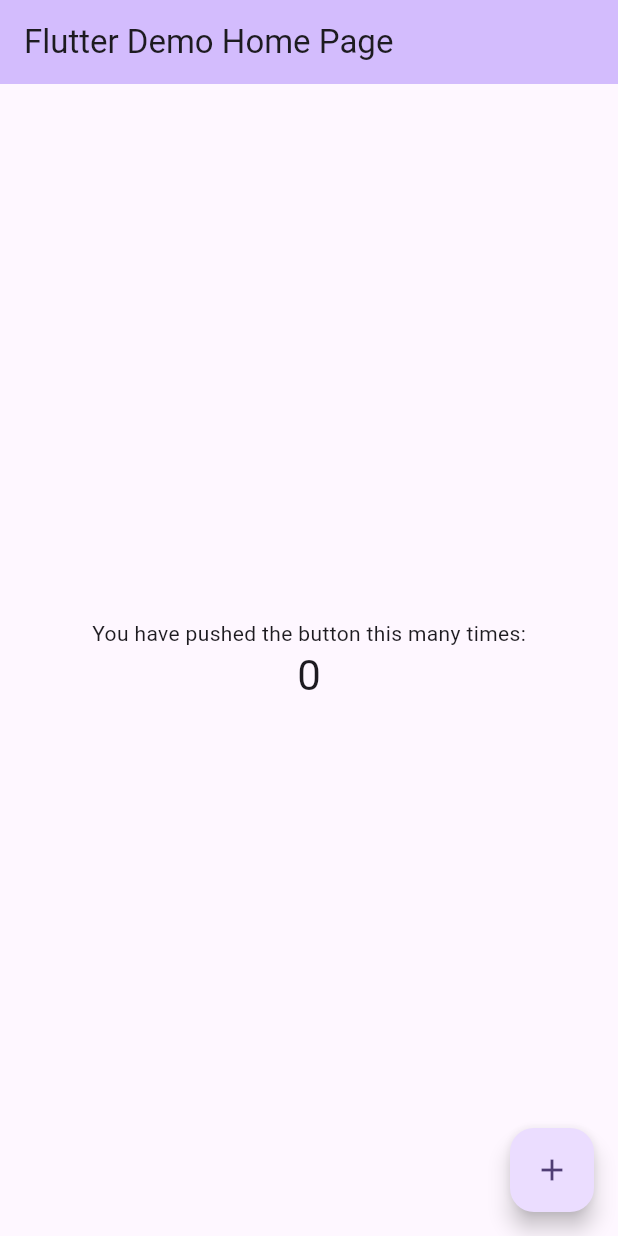
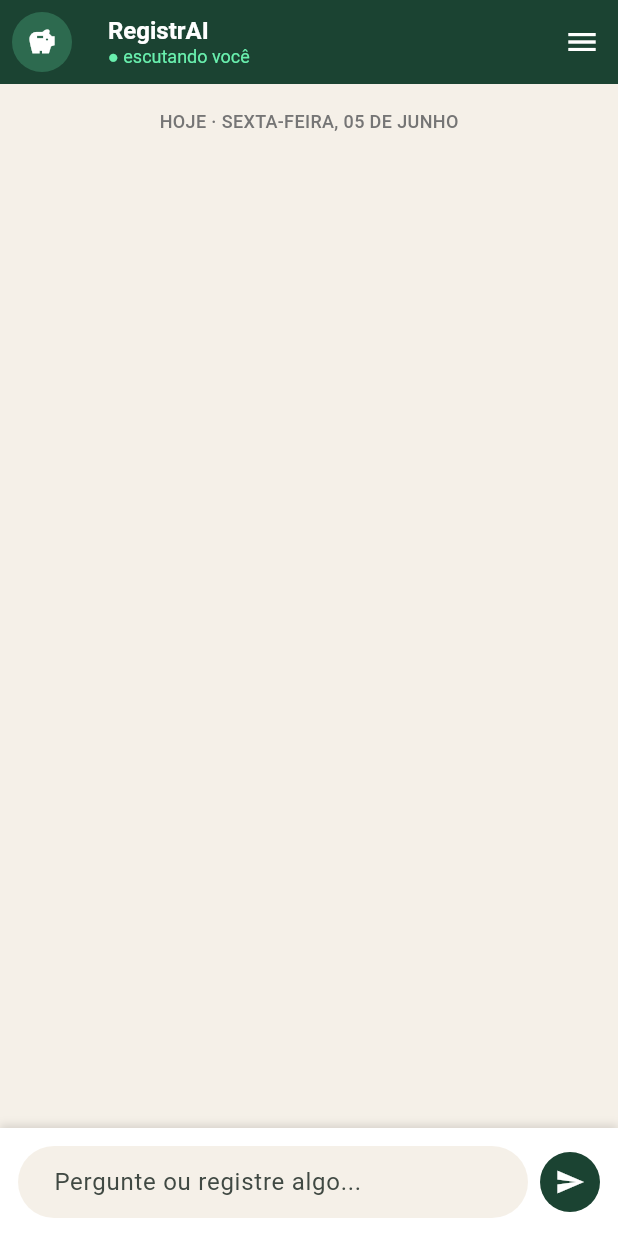
Before and after one commit to bedornelles/finance-ai-app, a Flutter app: the screen it shows after launch, on a phone screen of 412 x 824 dp. Run offline on Flutter 3.47's test engine with Material 3 defaults, Android fonts, the phone set to English and light mode, and no system bars; our stand-ins replace go_router.

Commit message:
feat: pagina do chat criada - realizando testes com a ia -

```diff
--- a/lib/main.dart
+++ b/lib/main.dart
@@ -1,122 +1,39 @@
+import 'dart:ui';
+import 'package:intl/date_symbol_data_local.dart';
+
 import 'package:flutter/material.dart';
+import 'package:provider/provider.dart';
+import 'package:registrai/providers/chat_provider.dart';
+import 'package:registrai/providers/dashboard_provider.dart';
+import 'package:registrai/routes/app_routes.dart';
 
-void main() {
+void main () async{
+  WidgetsFlutterBinding.ensureInitialized();
+  await initializeDateFormatting("pt_BR", null);
   runApp(const MyApp());
 }
 
 class MyApp extends StatelessWidget {
   const MyApp({super.key});
 
-  // This widget is the root of your application.
   @override
   Widget build(BuildContext context) {
-    return MaterialApp(
-      title: 'Flutter Demo',
-      debugShowCheckedModeBanner: false,
-      theme: ThemeData(
-        // This is the theme of your application.
-        //
-        // TRY THIS: Try running your application with "flutter run". You'll see
-        // the application has a purple toolbar. Then, without quitting the app,
-        // try changing the seedColor in the colorScheme below to Colors.green
-        // and then invoke "hot reload" (save your changes or press the "hot
-        // reload" button in a Flutter-supported IDE, or press "r" if you used
-        // the command line to start the app).
-        //
-        // Notice that the counter didn't reset back to zero; the application
-        // state is not lost during the reload. To reset the state, use hot
-        // restart instead.
-        //
-        // This works for code too, not just values: Most code changes can be
-        // tested with just a hot reload.
-        colorScheme: .fromSeed(seedColor: Colors.deepPurple),
-      ),
-      home: const MyHomePage(title: 'Flutter Demo Home Page'),
-    );
-  }
-}
+    return MultiProvider(
+      providers: [
+        ChangeNotifierProvider(create: (_) => ChatProvider()),
+        ChangeNotifierProvider(create: (_) => DashboardProvider()),
+      ],
+      child: MaterialApp.router(
+        title: 'RegistrAi',
+        debugShowCheckedModeBanner: false,
+        routerConfig: AppRoutes.router,
 
-class MyHomePage extends StatefulWidget {
-  const MyHomePage({super.key, required this.title});
-
-  // This widget is the home page of your application. It is stateful, meaning
-  // that it has a State object (defined below) that contains fields that affect
-  // how it looks.
-
-  // This class is the configuration for the state. It holds the values (in this
-  // case the title) provided by the parent (in this case the App widget) and
-  // used by the build method of the State. Fields in a Widget subclass are
-  // always marked "final".
-
-  final String title;
-
-  @override
-  State<MyHomePage> createState() => _MyHomePageState();
-}
-
-class _MyHomePageState extends State<MyHomePage> {
-  int _counter = 0;
-
-  void _incrementCounter() {
-    setState(() {
-      // This call to setState tells the Flutter framework that something has
-      // changed in this State, which causes it to rerun the build method below
-      // so that the display can reflect the updated values. If we changed
-      // _counter without calling setState(), then the build method would not be
-      // called again, and so nothing would appear to happen.
-      _counter++;
-    });
-  }
-
-  @override
-  Widget build(BuildContext context) {
-    // This method is rerun every time setState is called, for instance as done
-    // by the _incrementCounter method above.
-    //
-    // The Flutter framework has been optimized to make rerunning build methods
-    // fast, so that you can just rebuild anything that needs updating rather
-    // than having to individually change instances of widgets.
-    return Scaffold(
-      appBar: AppBar(
-        // TRY THIS: Try changing the color here to a specific color (to
-        // Colors.amber, perhaps?) and trigger a hot reload to see the AppBar
-        // change color while the other colors stay the same.
-        backgroundColor: Theme.of(context).colorScheme.inversePrimary,
-        // Here we take the value from the MyHomePage object that was created by
-        // the App.build method, and use it to set our appbar title.
-        title: Text(widget.title),
-      ),
-      body: Center(
-        // Center is a layout widget. It takes a single child and positions it
-        // in the middle of the parent.
-        child: Column(
-          // Column is also a layout widget. It takes a list of children and
-          // arranges them vertically. By default, it sizes itself to fit its
-          // children horizontally, and tries to be as tall as its parent.
-          //
-          // Column has various properties to control how it sizes itself and
-          // how it positions its children. Here we use mainAxisAlignment to
-          // center the children vertically; the main axis here is the vertical
-          // axis because Columns are vertical (the cross axis would be
-          // horizontal).
-          //
-          // TRY THIS: Invoke "debug painting" (choose the "Toggle Debug Paint"
-          // action in the IDE, or press "p" in the console), to see the
-          // wireframe for each widget.
-          mainAxisAlignment: .center,
-          children: [
-            const Text('You have pushed the button this many times:'),
-            Text(
-              '$_counter',
-              style: Theme.of(context).textTheme.headlineMedium,
-            ),
-          ],
+        theme: ThemeData(
+          colorScheme: ColorScheme.fromSeed(
+              seedColor: const Color(0xFF1B4332)
+          ),
+          useMaterial3: true,
         ),
-      ),
-      floatingActionButton: FloatingActionButton(
-        onPressed: _incrementCounter,
-        tooltip: 'Increment',
-        child: const Icon(Icons.add),
       ),
     );
   }
--- /dev/null
+++ b/lib/pages/chat_page.dart
@@ -0,0 +1,252 @@
+import 'package:flutter/material.dart';
+import 'package:provider/provider.dart';
+import 'package:go_router/go_router.dart';
+import 'package:intl/intl.dart';
+import 'package:registrai/providers/chat_provider.dart';
+import 'package:registrai/routes/app_routes.dart';
+
+class ChatPage extends StatefulWidget {
+  const ChatPage({super.key});
+
+  @override
+  State<ChatPage> createState() => _ChatPageState();
+}
+
+class _ChatPageState extends State<ChatPage> {
+  final TextEditingController _controller = TextEditingController();
+  final ScrollController _scrollController = ScrollController();
+
+  @override
+  void dispose() {
+    _controller.dispose();
+    _scrollController.dispose();
+    super.dispose();
+  }
+
+  void _rolarParaOFim() {
+    WidgetsBinding.instance.addPostFrameCallback((_) {
+      if (_scrollController.hasClients) {
+        _scrollController.animateTo(
+          _scrollController.position.maxScrollExtent,
+          duration: const Duration(milliseconds: 300),
+          curve: Curves.easeOut,
+        );
+      }
+    });
+  }
+
+  void _enviarMensagem() {
+    final texto = _controller.text.trim();
+
+    if (texto.isEmpty) return;
+
+    _controller.clear();
+
+    context.read<ChatProvider>().enviarMensagem(texto);
+    _rolarParaOFim();
+  }
+
+  @override
+  Widget build(BuildContext context) {
+    final chat = context.watch<ChatProvider>();
+
+    if (chat.mensagens.isNotEmpty) {
+      _rolarParaOFim();
+    }
+    return Scaffold(
+    backgroundColor: const Color(0xFFF5F0E8),
+    appBar: AppBar(
+      backgroundColor: const Color(0xFF1B4332),
+      leading: Padding(
+        padding: const EdgeInsets.all(8.0),
+        child: CircleAvatar(
+          backgroundColor: const Color(0xFF2D6A4F),
+          child: const Icon(Icons.savings, color: Colors.white, size: 20),
+        ),
+      ),
+      title: Column(
+        crossAxisAlignment: CrossAxisAlignment.start,
+        children: [
+          const Text(
+            "RegistrAI",
+            style: TextStyle(
+              color: Colors.white,
+              fontWeight: FontWeight.bold,
+              fontSize: 16,
+            ),
+          ),
+          const Text(
+            "● escutando você",
+            style: TextStyle(
+              color: Colors.greenAccent,
+              fontSize: 12,
+            ),
+          ),
+        ],
+      ),
+      actions: [
+        Builder(
+          builder: (context) => IconButton(
+            icon: const Icon(Icons.menu, color: Colors.white),
+            onPressed: () => Scaffold.of(context).openEndDrawer(),
+          ),
+        ),
+      ],
+    ),
+    endDrawer: Drawer(
+      child: SafeArea(
+        child: Column(
+          children: [
+            Container(
+              width: double.infinity,
+              padding: const EdgeInsets.all(24),
+              color: const Color(0xFF1B4332),
+              child: const Text(
+                "RegistrAI",
+                style: TextStyle(
+                  color: Colors.white,
+                  fontSize: 24,
+                  fontWeight: FontWeight.bold,
+                ),
+              ),
+            ),
+            ListTile(
+              leading: const Icon(Icons.dashboard, color: Color(0xFF1B4332)),
+              title: const Text("Dashboard"),
+              onTap: () {
+                Navigator.pop(context);
+                context.go(AppRoutes.dashboard);
+              },
+            ),
+          ],
+        ),
+      ),
+    ),
+    body: Column(
+      children: [
+        Padding(
+          padding: const EdgeInsets.symmetric(vertical: 16),
+          child: Text(
+            "HOJE · ${DateFormat("EEEE, dd 'DE' MMMM", "pt_BR").format(DateTime.now()).toUpperCase()}",
+            style: TextStyle(
+              color: Colors.grey[600],
+              fontSize: 12,
+              fontWeight: FontWeight.w500,
+            ),
+          ),
+        ),
+        Expanded(
+          child: ListView.builder(
+            controller: _scrollController,
+            padding: const EdgeInsets.symmetric(horizontal: 16),
+            itemCount: chat.mensagens.length + (chat.isCarregando ? 1 : 0),
+            itemBuilder: (context, index) {
+              if (chat.isCarregando && index == chat.mensagens.length) {
+                return _buildIndicadorDigitando();
+              }
+              final mensagem = chat.mensagens[index];
+              final isUser = mensagem["role"] == "user";
+              return _buildBalao(mensagem["content"]!, isUser);
+            },
+          ),
+        ),
+        Container(
+          padding: const EdgeInsets.all(12),
+          decoration: BoxDecoration(
+            color: Colors.white,
+            boxShadow: [
+              BoxShadow(
+                color: Colors.black12,
+                blurRadius: 4,
+                offset: Offset(0, -2),
+              )
+            ],
+          ),
+          child: Row(
+            children: [
+              Expanded(
+                child: TextField(
+                  controller: _controller,
+                  decoration: InputDecoration(
+                    hintText: "Pergunte ou registre algo...",
+                    border: OutlineInputBorder(
+                      borderRadius: BorderRadius.circular(24),
+                      borderSide: BorderSide.none,
+                    ),
+                    filled: true,
+                    fillColor: const Color(0xFFF5F0E8),
+                    contentPadding: const EdgeInsets.symmetric(
+                      horizontal: 20,
+                      vertical: 12,
+                    ),
+                  ),
+                  onSubmitted: (_) => _enviarMensagem(),
+                ),
+              ),
+              const SizedBox(width: 8),
+              CircleAvatar(
+                backgroundColor: const Color(0xFF1B4332),
+                child: IconButton(
+                  icon: const Icon(Icons.send, color: Colors.white, size: 20),
+                  onPressed: _enviarMensagem,
+                ),
+              ),
+            ],
+          ),
+        ),
+      ],
+    ),
+    );
+  }
+
+  Widget _buildBalao(String texto, bool isUser) {
+    return Align(
+      alignment: isUser ? Alignment.centerRight : Alignment.centerLeft,
+      child: Container(
+        margin: const EdgeInsets.only(bottom: 8),
+        padding: const EdgeInsets.symmetric(horizontal: 16, vertical: 10),
+        constraints: BoxConstraints(
+          maxWidth: MediaQuery.of(context).size.width * 0.75,
+        ),
+        decoration: BoxDecoration(
+          color: isUser ? const Color(0xFF1B4332) : Colors.white,
+          borderRadius: BorderRadius.only(
+            topLeft: const Radius.circular(16),
+            topRight: const Radius.circular(16),
+            bottomLeft: isUser ? const Radius.circular(16) : Radius.zero,
+            bottomRight: isUser ? Radius.zero : const Radius.circular(16),
+          ),
+        ),
+        child: Text(
+          texto,
+          style: TextStyle(
+            color: isUser ? Colors.white : Colors.black87,
+            fontSize: 15,
+          ),
+        ),
+      ),
+    );
+  }
+
+  Widget _buildIndicadorDigitando() {
+    return Align(
+      alignment: Alignment.centerLeft,
+      child: Container(
+        margin: const EdgeInsets.only(bottom: 8),
+        padding: const EdgeInsets.symmetric(horizontal: 16, vertical: 12),
+        decoration: BoxDecoration(
+          color: Colors.white,
+          borderRadius: BorderRadius.circular(16),
+        ),
+        child: const Text(
+          "●●●",
+          style: TextStyle(
+            color: Colors.grey,
+            fontSize: 20,
+            letterSpacing: 4,
+          ),
+        ),
+      ),
+    );
+  }
+}
--- /dev/null
+++ b/lib/routes/app_routes.dart
@@ -0,0 +1,23 @@
+import 'package:go_router/go_router.dart';
+import 'package:registrai/pages/chat_page.dart';
+import 'package:registrai/pages/dashboard_page.dart';
+
+class AppRoutes {
+  static const String chat = "/";
+  static const String dashboard = "/dashboard";
+
+  static final GoRouter router = GoRouter(
+    initialLocation: AppRoutes.chat,
+
+    routes: [
+      GoRoute(
+        path: AppRoutes.chat,
+        builder: (context, state) => const ChatPage(),
+      ),
+      GoRoute(
+        path: AppRoutes.dashboard,
+        builder: (context, state) => const DashboardPage(),
+      ),
+    ],
+  );
+}
--- a/lib/services/chat_service.dart
+++ b/lib/services/chat_service.dart
@@ -12,6 +12,10 @@ class ChatService {
     required int tentativas,
   }) async {
     final url = Uri.parse("${ApiService.baseUrl}/api/transacoesia/interpretar");
+
+    print("📤 TEXTO: $texto");
+    print("📤 HISTORICO: $historico");
+    print("📤 TENTATIVAS: $tentativas");
 
     final response = await http.post(
       url,
```
Also changed, not shown: lib/pages/dashboard_page.dart (added, +28 -0 lines), lib/providers/chat_provider.dart (+37 -5 lines), 1 other file.
